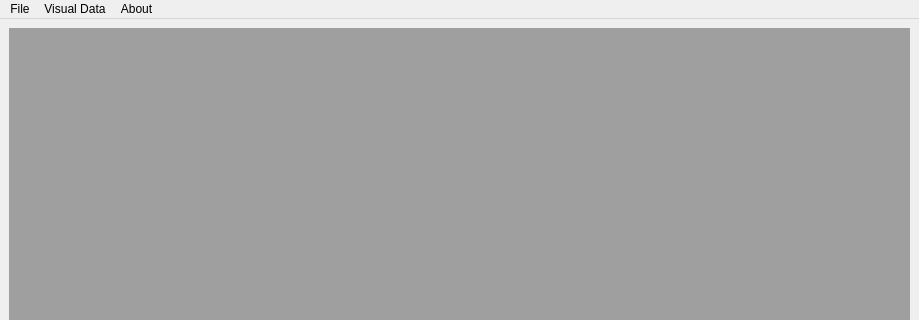
Before: the Qt Designer form src/gui/ui/main_window.ui in acnazarejr/vsdt, drawn with Qt 5; both pictures show x 0 to 919 and y 0 to 320 of the 919 by 601 pixel window.
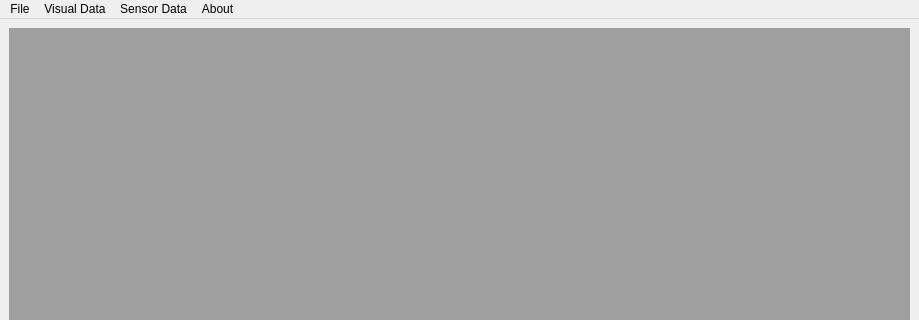
After: the same form once the commit is applied. Icons and pictures are not drawn.

Diff of the .ui file:
```diff
--- a/src/gui/ui/main_window.ui
+++ b/src/gui/ui/main_window.ui
@@ -63,8 +63,16 @@
     <addaction name="newVisualDataAction"/>
     <addaction name="openVisualDataAction"/>
    </widget>
+   <widget class="QMenu" name="menuSensor_Data">
+    <property name="title">
+     <string>Sensor Data</string>
+    </property>
+    <addaction name="newSensorDataAction"/>
+    <addaction name="openSensorDataAction"/>
+   </widget>
    <addaction name="menuFile"/>
    <addaction name="menuVisual_Data"/>
+   <addaction name="menuSensor_Data"/>
    <addaction name="menuAbout"/>
   </widget>
   <widget class="QStatusBar" name="statusBar"/>
```
Left out of the diff: 20 changed lines with no effect on the pictures.
